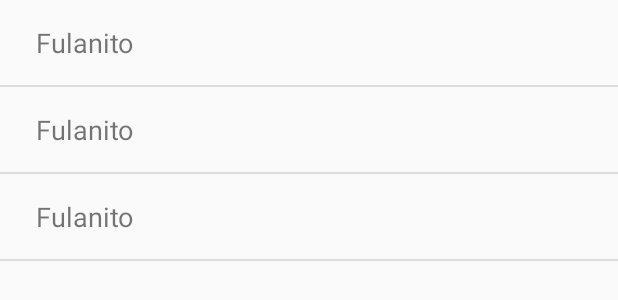
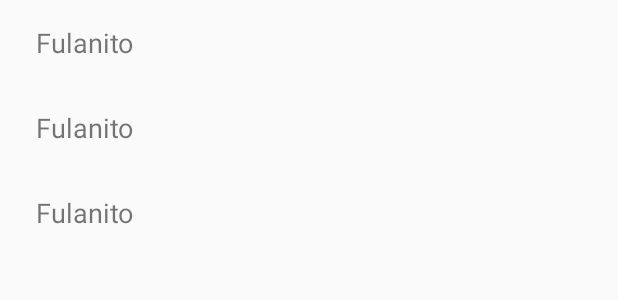
Before and after one commit to EmmanuelMess/PatreonListLib, an Android app: the layout content_patreons_list.xml on its own in the app's theme, with its tools: preview values and no code run, on a phone screen of 412 x 824 dp. Shown: the top 300 px of the screen. Run offline under Robolectric (Android 15) with nearby library versions, the phone set to English and light mode, and no system bars.

Commit message:
Backer list to RecyclerView

```diff
--- a/app/build.gradle
+++ b/app/build.gradle
@@ -30,6 +30,8 @@ dependencies {
 
     implementation project(':patreonlistlibrary')
 
+    implementation 'com.github.javafaker:javafaker:0.18'
+
     testImplementation 'junit:junit:4.12'
     androidTestImplementation 'androidx.test:runner:1.1.1'
     androidTestImplementation 'androidx.test.espresso:espresso-core:3.1.1'
--- a/patreonlistlibrary/src/main/java/com/emmanuelmess/patreonlistlibrary/PatreonsListActivity.kt
+++ b/patreonlistlibrary/src/main/java/com/emmanuelmess/patreonlistlibrary/PatreonsListActivity.kt
@@ -5,6 +5,8 @@ import androidx.appcompat.app.AppCompatActivity
 import kotlinx.android.synthetic.main.activity_patreonslist.*
 import android.content.Intent
 import android.net.Uri
+import androidx.recyclerview.widget.LinearLayoutManager
+import androidx.recyclerview.widget.RecyclerView
 import kotlinx.android.synthetic.main.content_patreons_list.*
 
 class PatreonsListActivity : AppCompatActivity() {
@@ -34,7 +36,8 @@ class PatreonsListActivity : AppCompatActivity() {
         }
 
         val adapter = PatreonListAdapter(this, data.backers.map(::BackerItem))
-        listView.adapter = adapter
+        recyclerView.adapter = adapter
+        recyclerView.layoutManager = LinearLayoutManager(this, RecyclerView.VERTICAL, false)
     }
 
 
--- a/patreonlistlibrary/src/main/res/layout/content_patreons_list.xml
+++ b/patreonlistlibrary/src/main/res/layout/content_patreons_list.xml
@@ -4,13 +4,12 @@
     xmlns:tools="http://schemas.android.com/tools"
     android:layout_width="match_parent"
     android:layout_height="match_parent"
-    android:fillViewport="true"
     app:layout_behavior="@string/appbar_scrolling_view_behavior"
     tools:context=".PatreonsListActivity"
     tools:showIn="@layout/activity_patreonslist">
 
-    <ListView
-        android:id="@+id/listView"
+    <androidx.recyclerview.widget.RecyclerView
+        android:id="@+id/recyclerView"
         android:layout_width="match_parent"
         android:layout_height="wrap_content"
         tools:listitem="@layout/item_backer" />
--- a/patreonlistlibrary/src/main/res/layout/item_backer.xml
+++ b/patreonlistlibrary/src/main/res/layout/item_backer.xml
@@ -2,7 +2,7 @@
 <LinearLayout xmlns:android="http://schemas.android.com/apk/res/android"
     xmlns:tools="http://schemas.android.com/tools"
     android:layout_width="match_parent"
-    android:layout_height="match_parent"
+    android:layout_height="wrap_content"
     android:orientation="vertical"
     android:padding="16dp">
 
```
Also changed, not shown: app/src/main/java/com/emmanuelmess/patreonlistapp/MainActivity.kt (+9 -6 lines), patreonlistlibrary/src/main/java/com/emmanuelmess/patreonlistlibrary/PatreonListAdapter.kt (+11 -13 lines).
